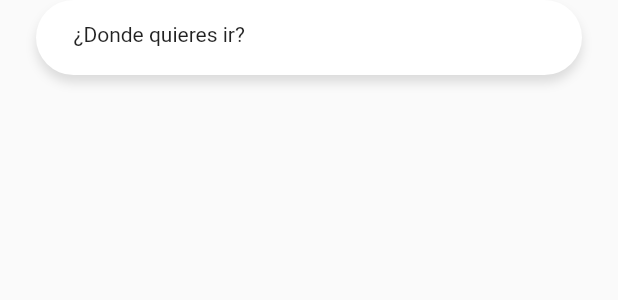
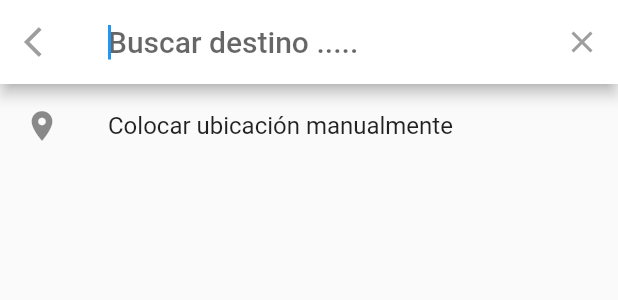
Before and after one commit to AlanCasasArevalo/Flutter_Maps, a Flutter app: the SearchBar widget shown alone on an empty page, opened directly, after a tap on "¿Donde quieres ir?", on a phone screen of 412 x 824 dp. Shown: the top 300 px of the screen. Run offline on Flutter 3.47's test engine with Material 2 defaults, Android fonts, the phone set to English and light mode, and no system bars; our stand-ins replace flutter_bloc, geolocator, google_maps_flutter, permission_handler.

Commit message:
[FEATURE][HOME] * Search bar some logic was implemented

```diff
--- a/lib/common/constants.dart
+++ b/lib/common/constants.dart
@@ -4,4 +4,6 @@ class Constants {
   static String gpsAccessPageRouteName = 'gpsAccessPageRouteName';
   static String polylineMyRouteName = 'polylineMyRouteName';
   static String searchBarPlaceholder = '¿Donde quieres ir?';
+  static String searchBarPlaceholderEditing = 'Buscar destino .....';
+  static String searchBarPinTitle = 'Colocar ubicación manualmente';
 }
--- /dev/null
+++ b/lib/search/search_destination.dart
@@ -0,0 +1,45 @@
+import 'package:Flutter_Maps/common/constants.dart';
+import 'package:flutter/material.dart';
+
+class SearchDestination extends SearchDelegate {
+
+  @override
+  final String searchFieldLabel;
+
+  SearchDestination(): this.searchFieldLabel = Constants.searchBarPlaceholderEditing;
+
+  @override
+  List<Widget> buildActions(BuildContext context) {
+    return [
+      IconButton(icon: Icon(Icons.clear), onPressed: () => this.query = '')
+    ];
+  }
+
+  @override
+  Widget buildLeading(BuildContext context) {
+    // TODO: Devolver las busquedas
+    return IconButton(icon: Icon(Icons.arrow_back_ios), onPressed: () => this.close(context, null));
+  }
+
+  @override
+  Widget buildResults(BuildContext context) {
+    return Text('buildResults');
+  }
+
+  @override
+  Widget buildSuggestions(BuildContext context) {
+    return ListView(
+      children: [
+        ListTile(
+          leading: Icon(Icons.location_on),
+          title: Text(Constants.searchBarPinTitle),
+          onTap: () {
+            // TODO: Devolver las busquedas
+            print('Pinchando en colocar pin');
+            this.close(context, null);
+          },
+        )
+      ],
+    );
+  }
+}
--- a/lib/widgets/search_bar.dart
+++ b/lib/widgets/search_bar.dart
@@ -15,6 +15,7 @@ class SearchBar extends StatelessWidget {
         child: GestureDetector(
           onTap: () {
             print('Buscandoooooo');
+            showSearch(context: context, delegate: SearchDestination());
           },
           child: Container(
             padding: EdgeInsets.symmetric(horizontal: 25, vertical: 15),
--- a/lib/widgets/widgets.dart
+++ b/lib/widgets/widgets.dart
@@ -1,6 +1,7 @@
 import 'package:Flutter_Maps/bloc/map/map_bloc.dart';
 import 'package:Flutter_Maps/bloc/my_current_location/my_current_location_bloc.dart';
 import 'package:Flutter_Maps/common/constants.dart';
+import 'package:Flutter_Maps/search/search_destination.dart';
 import 'package:flutter_bloc/flutter_bloc.dart';
 import 'package:flutter/material.dart';
 part 'location_button.dart';
```
